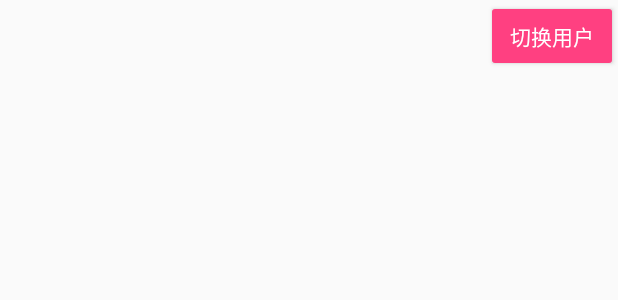
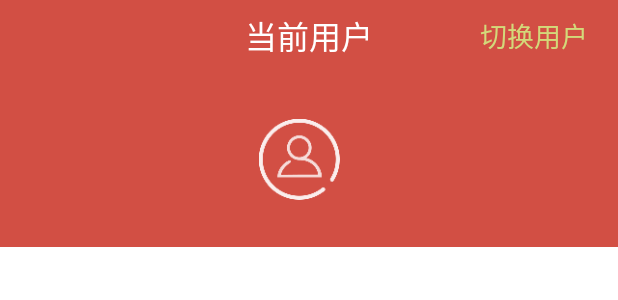
Before and after one commit to YunzhanghuOpen/AndroidRedPacketDemo, an Android app: the layout activity_detail.xml on its own in the app's theme, with its tools: preview values and no code run, on a phone screen of 412 x 824 dp. Shown: the top 300 px of the screen. Run offline under Robolectric (Android 15) with nearby library versions, the light colour scheme and no system bars.

Commit message:
reconfiguration UI

```diff
--- a/RedPacketDemo/app/build.gradle
+++ b/RedPacketDemo/app/build.gradle
@@ -39,4 +39,5 @@ dependencies {
     compile 'com.squareup.retrofit2:converter-jackson:2.1.0'
     compile 'com.android.support:design:25.0.1'
     compile 'com.android.support:support-v4:25.0.1'
+    compile 'com.android.support:recyclerview-v7:25.0.1'
 }
--- a/RedPacketDemo/app/src/main/java/com/yunzhanghu/redpacketdemo/ui/LoginActivity.java
+++ b/RedPacketDemo/app/src/main/java/com/yunzhanghu/redpacketdemo/ui/LoginActivity.java
@@ -8,8 +8,8 @@ import android.view.MotionEvent;
 import android.view.View;
 import android.view.View.OnClickListener;
 import android.view.inputmethod.InputMethodManager;
-import android.widget.Button;
 import android.widget.EditText;
+import android.widget.TextView;
 import android.widget.Toast;
 
 import com.yunzhanghu.redpacketdemo.R;
@@ -30,7 +30,7 @@ public class LoginActivity extends FragmentActivity {
         setContentView(R.layout.activity_login);
         mSenderView = (EditText) findViewById(R.id.sender);
         mReceiverView = (EditText) findViewById(R.id.receiver);
-        Button signInButton = (Button) findViewById(R.id.sign_in_button);
+        TextView signInButton = (TextView) findViewById(R.id.sign_in_button);
         signInButton.setOnClickListener(new OnClickListener() {
             @Override
             public void onClick(View view) {
--- a/RedPacketDemo/app/src/main/res/layout/activity_detail.xml
+++ b/RedPacketDemo/app/src/main/res/layout/activity_detail.xml
@@ -1,10 +1,9 @@
 <?xml version="1.0" encoding="utf-8"?>
-<RelativeLayout
+<ScrollView
     xmlns:android="http://schemas.android.com/apk/res/android"
-    android:id="@+id/activity_main"
     android:layout_width="match_parent"
     android:layout_height="match_parent"
-    android:orientation="vertical"
+    android:background="#FFFFFFFF"
     >
 
     <LinearLayout
@@ -12,23 +11,83 @@
         android:layout_height="wrap_content"
         android:orientation="vertical">
 
+        <LinearLayout
+            android:layout_width="match_parent"
+            android:layout_height="wrap_content"
+            android:background="#D24F44"
+            android:orientation="vertical">
+
+            <RelativeLayout
+                android:layout_width="match_parent"
+                android:layout_height="48dp">
+
+                <TextView
+                    android:layout_width="match_parent"
+                    android:layout_height="wrap_content"
+                    android:gravity="center"
+                    android:layout_centerInParent="true"
+                    android:text="@string/str_current_user"
+                    android:textColor="#FFFFFFFF"
+                    android:textSize="21sp"/>
+
+                <Button
+                    android:id="@+id/btn_swap_user"
+                    android:layout_width="wrap_content"
+                    android:layout_height="wrap_content"
+                    android:layout_alignParentRight="true"
+                    android:layout_centerInParent="true"
+                    android:layout_marginRight="12dp"
+                    android:background="@null"
+                    android:gravity="center"
+                    android:enabled="true"
+                    android:text="@string/swap_user"
+                    android:textColor="#D3D97A"
+                    android:textSize="18sp"/>
+            </RelativeLayout>
+
+
+            <LinearLayout
+                android:layout_width="match_parent"
+                android:layout_height="wrap_content"
+                android:layout_marginBottom="31dp"
+                android:layout_marginTop="31dp"
+                android:gravity="center"
+                android:orientation="horizontal">
+
+                <ImageView
+                    android:id="@+id/iv_current_user_avatar"
+                    android:layout_width="54dp"
+                    android:layout_height="54dp"
+                    android:gravity="center"
+                    android:src="@drawable/default_avatar"
+                    />
+
                 <TextView
                     android:id="@+id/tv_current_user_nickname"
-            android:layout_width="match_parent"
+                    android:layout_width="wrap_content"
                     android:layout_height="wrap_content"
-            android:layout_marginTop="15dp"
+                    android:layout_marginLeft="12dp"
                     android:gravity="center"
-            android:textColor="@color/colorAccent"
-            android:textSize="16sp"/>
+                    android:textColor="#FFFFFFFF"
+                    android:textSize="21sp"/>
+            </LinearLayout>
+
 
             <TextView
                 android:id="@+id/tv_red_packet_type"
                 android:layout_width="match_parent"
                 android:layout_height="wrap_content"
-            android:layout_marginTop="15dp"
+                android:layout_marginBottom="23dp"
                 android:gravity="center"
-            android:textColor="@color/colorAccent"
-            android:textSize="16sp"/>
+                android:textColor="#FFFFFFFF"
+                android:textSize="17sp"
+                android:visibility="gone"/>
+        </LinearLayout>
+
+        <LinearLayout
+            android:layout_width="match_parent"
+            android:layout_height="wrap_content"
+            android:orientation="vertical">
 
             <include
                 android:id="@+id/layout_red_packet_send"
@@ -65,102 +124,55 @@
         </LinearLayout>
 
 
-    <Button
-        android:id="@+id/btn_swap_user"
-        style="@style/Widget.AppCompat.Button.Colored"
-        android:layout_width="wrap_content"
-        android:layout_height="wrap_content"
-        android:layout_alignParentRight="true"
-        android:enabled="true"
-        android:text="@string/swap_user"/>
-
-    <LinearLayout
-        android:layout_width="match_parent"
-        android:layout_height="wrap_content"
-        android:layout_alignParentBottom="true"
-        android:orientation="vertical">
-
         <LinearLayout
             android:id="@+id/layout_single"
             android:layout_width="match_parent"
-            android:layout_height="80dp"
-            android:layout_marginTop="15dp"
-            android:orientation="horizontal"
+            android:layout_height="wrap_content"
+            android:layout_marginTop="90dp"
+            android:orientation="vertical"
             android:visibility="gone">
 
-            <Button
+            <TextView
                 android:id="@+id/btn_enter_single_red_packet"
-                style="@style/Widget.AppCompat.Button.Colored"
-                android:layout_width="0dp"
-                android:layout_height="match_parent"
-                android:layout_weight="1"
-                android:enabled="true"
+                style="@style/TextStyle"
                 android:text="@string/enter_single_red_packet"/>
 
-            <Button
+            <TextView
                 android:id="@+id/btn_enter_transfer_packet"
-                style="@style/Widget.AppCompat.Button.Colored"
-                android:layout_width="0dp"
-                android:layout_height="match_parent"
-                android:layout_weight="1"
-                android:enabled="true"
+                style="@style/TextStyle"
+                android:layout_marginTop="48dp"
                 android:text="@string/enter_transfer"/>
 
-            <Button
+
+            <TextView
                 android:id="@+id/btn_enter_random_packet"
-                style="@style/Widget.AppCompat.Button.Colored"
-                android:layout_width="0dp"
-                android:layout_height="match_parent"
-                android:layout_weight="1"
-                android:enabled="true"
-                android:text="@string/enter_random_red_packet"/>
-
-
-        </LinearLayout>
-
-        <LinearLayout
-            android:layout_width="match_parent"
-            android:layout_height="80dp"
-            android:orientation="horizontal"
-            android:visibility="gone">
-
-
-            <Button
-                android:id="@+id/btn_enter_change"
-                style="@style/Widget.AppCompat.Button.Colored"
-                android:layout_width="0dp"
-                android:layout_height="match_parent"
-                android:layout_weight="1"
-                android:enabled="true"
-                android:text="@string/enter_change"/>
+                style="@style/TextStyle"
+                android:layout_marginBottom="20dp"
+                android:layout_marginTop="48dp"
+                android:text="@string/enter_random_red_packet"
+                />
         </LinearLayout>
 
         <LinearLayout
             android:id="@+id/layout_group"
             android:layout_width="match_parent"
-            android:layout_height="80dp"
-            android:orientation="horizontal"
+            android:layout_height="wrap_content"
+            android:layout_marginTop="90dp"
+            android:orientation="vertical"
             android:visibility="gone">
 
-            <Button
+            <TextView
                 android:id="@+id/btn_enter_group_red_packet"
-                style="@style/Widget.AppCompat.Button.Colored"
-                android:layout_width="0dp"
-                android:layout_height="match_parent"
-                android:layout_weight="1"
-                android:enabled="true"
+                style="@style/TextStyle"
                 android:text="@string/enter_group_red_packet"/>
 
-            <Button
+            <TextView
                 android:id="@+id/btn_enter_group_p2p_red_packet"
-                style="@style/Widget.AppCompat.Button.Colored"
-                android:layout_width="0dp"
-                android:layout_height="match_parent"
-                android:layout_weight="1"
-                android:enabled="true"
+                style="@style/TextStyle"
+                android:layout_marginBottom="20dp"
+                android:layout_marginTop="48dp"
                 android:text="@string/enter_group_p2p_red_packet"/>
 
         </LinearLayout>
     </LinearLayout>
-
-</RelativeLayout>
+</ScrollView>
--- a/RedPacketDemo/app/src/main/res/values/colors.xml
+++ b/RedPacketDemo/app/src/main/res/values/colors.xml
@@ -1,6 +1,6 @@
 <?xml version="1.0" encoding="utf-8"?>
 <resources>
-    <color name="colorPrimary">#3F51B5</color>
-    <color name="colorPrimaryDark">#303F9F</color>
-    <color name="colorAccent">#FF4081</color>
+    <color name="colorPrimary">#44459A</color>
+    <color name="colorPrimaryDark">#44459A</color>
+    <color name="colorAccent">#44459A</color>
 </resources>
--- a/RedPacketDemo/app/src/main/res/values/strings.xml
+++ b/RedPacketDemo/app/src/main/res/values/strings.xml
@@ -35,6 +35,6 @@
     <string name="error_invalid_mobile_no">您输入的手机号不合法</string>
     <string name="demo_tips">为防止和其他Demo使用者用户名重复，请输入真实有效的手机号。</string>
     <string name="str_red_packet_type">红包类型 ： %s</string>
-    <string name="str_current_nickname">当前用户昵称： %s</string>
     <string name="str_same_mobile_tip">请输入不同的手机号</string>
+    <string name="str_current_user">当前用户</string>
 </resources>
--- a/RedPacketDemo/app/src/main/res/values/styles.xml
+++ b/RedPacketDemo/app/src/main/res/values/styles.xml
@@ -60,4 +60,13 @@
         <item name="android:layout_marginTop">5dp</item>
     </style>
 
+    <style name="TextStyle">
+        <item name="android:layout_width">match_parent</item>
+        <item name="android:layout_height">wrap_content</item>
+        <item name="android:enabled">true</item>
+        <item name="android:gravity">center</item>
+        <item name="android:textColor">#D24F44</item>
+        <item name="android:textSize">21sp</item>
+    </style>
+
 </resources>
```
Also changed, not shown: RedPacketDemo/app/src/main/java/com/yunzhanghu/redpacketdemo/adapter/RecyclerAdapter.java (added, +46 -0 lines), RedPacketDemo/app/src/main/java/com/yunzhanghu/redpacketdemo/ui/DetailActivity.java (+13 -11 lines), RedPacketDemo/app/src/main/java/com/yunzhanghu/redpacketdemo/ui/MainActivity.java (+42 -27 lines), RedPacketDemo/app/src/main/java/com/yunzhanghu/redpacketdemo/utils/CircleTransform.java (added, +58 -0 lines), RedPacketDemo/app/src/main/java/com/yunzhanghu/redpacketdemo/utils/RecyclerItemClickListener.java (added, +49 -0 lines), RedPacketDemo/app/src/main/res/layout/activity_login.xml (+29 -23 lines), RedPacketDemo/app/src/main/res/layout/activity_main.xml (+49 -68 lines), RedPacketDemo/app/src/main/res/layout/recycler_item.xml (added, +17 -0 lines), RedPacketDemo/app/src/main/res/drawable-xxhdpi/accumulus_logo.png (added), RedPacketDemo/app/src/main/res/drawable-xxhdpi/arrow_right.png (added), RedPacketDemo/app/src/main/res/drawable-xxhdpi/back_arrow.png (added), RedPacketDemo/app/src/main/res/drawable-xxhdpi/default_avatar.png (added). Lines whose indentation alone changed are shown as unchanged.
